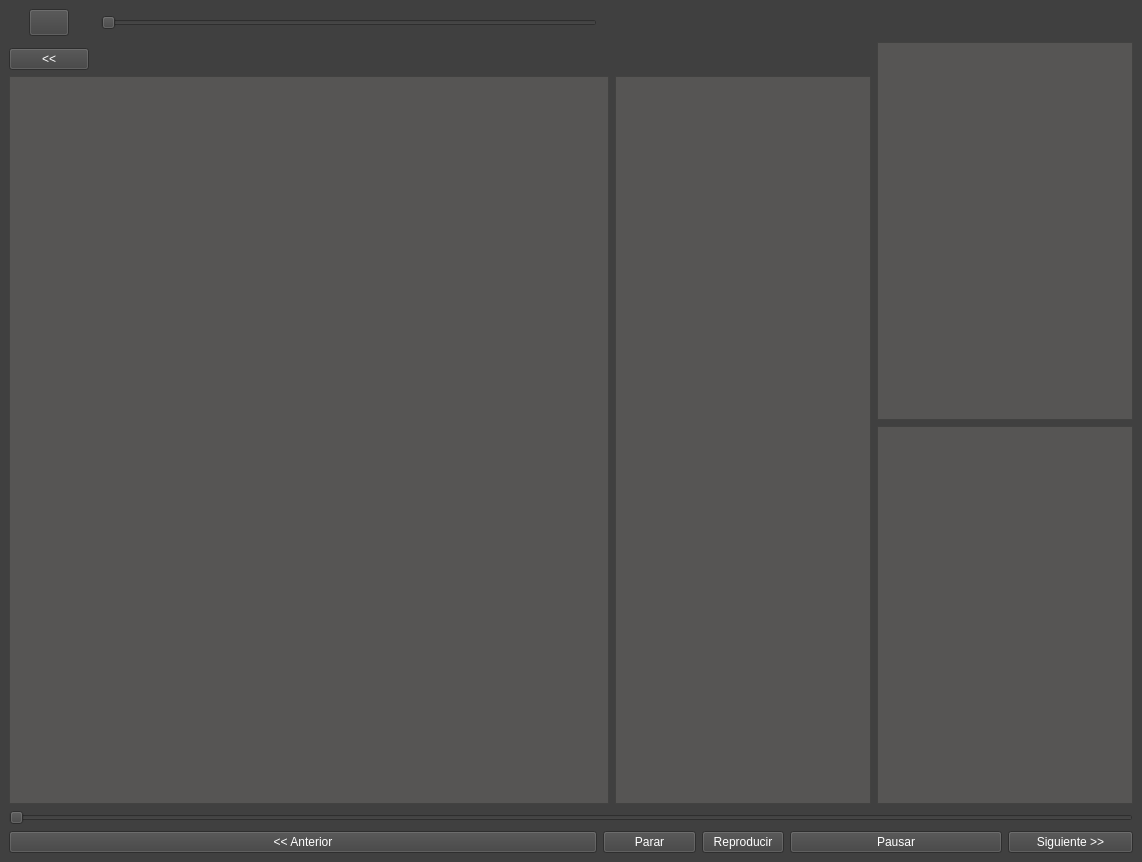
Above: GUI/main.ui from harpiechoise/MusicPlayer before the change. Below: the same form after it.
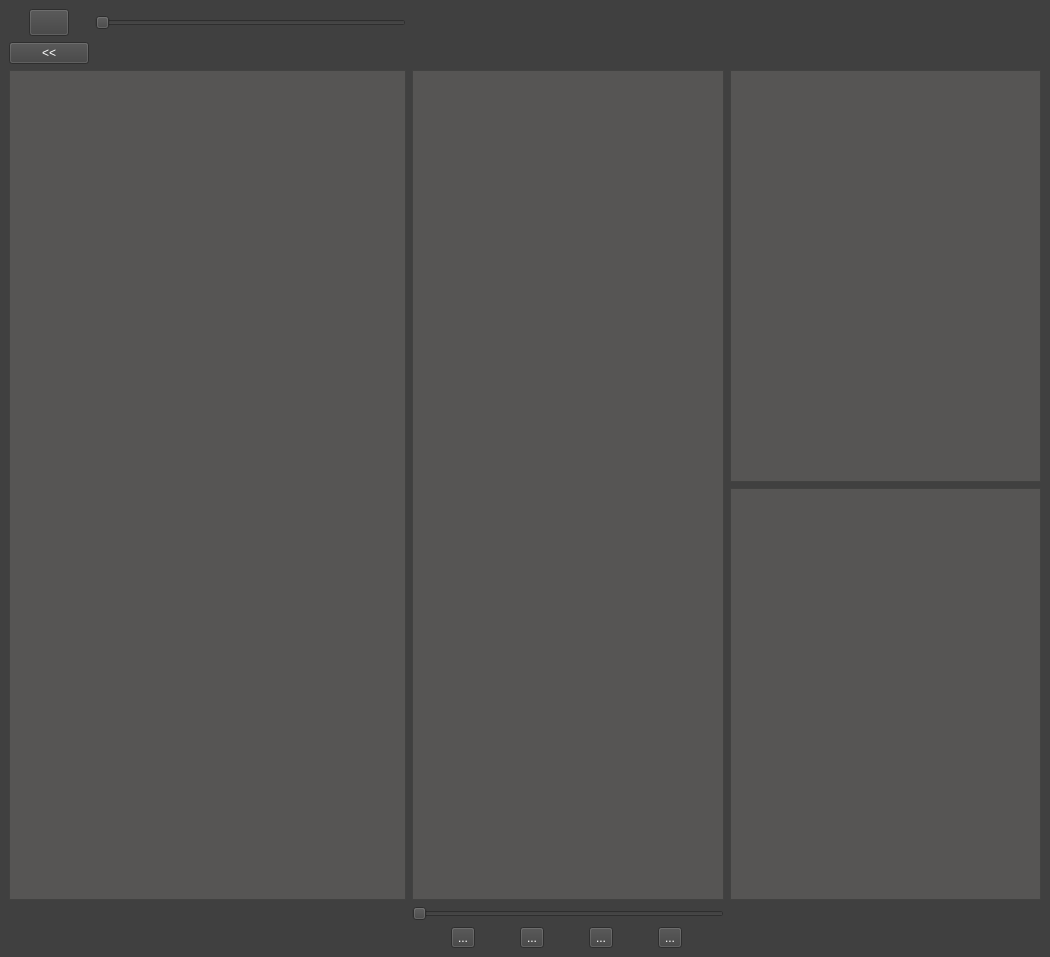
That is the form after the change. Icons and pictures are not drawn.

```diff
--- a/GUI/main.ui
+++ b/GUI/main.ui
@@ -6,8 +6,8 @@
    <rect>
     <x>0</x>
     <y>0</y>
-    <width>1142</width>
-    <height>862</height>
+    <width>1050</width>
+    <height>957</height>
    </rect>
   </property>
   <property name="windowTitle">
@@ -28,8 +28,81 @@
     <string notr="true">color: rgb(255, 255, 255);
 border-color: #4a4a4a</string>
    </property>
-   <layout class="QGridLayout" name="gridLayout">
-    <item row="1" column="8" rowspan="3" colspan="2">
+   <layout class="QGridLayout" name="gridLayout_2">
+    <item row="0" column="0">
+     <layout class="QHBoxLayout" name="horizontalLayout_8">
+      <item>
+       <widget class="QToolButton" name="ToggleAudio">
+        <property name="styleSheet">
+         <string notr="true"/>
+        </property>
+        <property name="text">
+         <string/>
+        </property>
+        <property name="icon">
+         <iconset>
+          <normaloff>UI/altavoz.png</normaloff>UI/altavoz.png</iconset>
+        </property>
+        <property name="iconSize">
+         <size>
+          <width>32</width>
+          <height>20</height>
+         </size>
+        </property>
+       </widget>
+      </item>
+     </layout>
+    </item>
+    <item row="0" column="1">
+     <layout class="QHBoxLayout" name="horizontalLayout_7">
+      <item>
+       <widget class="QSlider" name="Volumen">
+        <property name="orientation">
+         <enum>Qt::Horizontal</enum>
+        </property>
+       </widget>
+      </item>
+     </layout>
+    </item>
+    <item row="1" column="0">
+     <widget class="QPushButton" name="Atras">
+      <property name="styleSheet">
+       <string notr="true"/>
+      </property>
+      <property name="text">
+       <string>&lt;&lt;</string>
+      </property>
+     </widget>
+    </item>
+    <item row="2" column="0" colspan="2">
+     <layout class="QHBoxLayout" name="horizontalLayout">
+      <item>
+       <widget class="QListWidget" name="Explorer">
+        <property name="styleSheet">
+         <string notr="true">background-color: rgb(86, 85, 84);
+selection-color: rgb(255, 255, 255);
+color: rgb(255, 255, 255);
+selection-background-color: rgb(54, 133, 181);</string>
+        </property>
+       </widget>
+      </item>
+     </layout>
+    </item>
+    <item row="2" column="2">
+     <layout class="QHBoxLayout" name="horizontalLayout_2">
+      <item>
+       <widget class="QListWidget" name="Canciones">
+        <property name="styleSheet">
+         <string notr="true">background-color: rgb(86, 85, 84);
+selection-color: rgb(255, 255, 255);
+color: rgb(255, 255, 255);
+selection-background-color: rgb(54, 133, 181);</string>
+        </property>
+       </widget>
+      </item>
+     </layout>
+    </item>
+    <item row="2" column="3">
      <layout class="QVBoxLayout" name="verticalLayout">
       <item>
        <widget class="QTableWidget" name="Information">
@@ -68,119 +141,70 @@
       </item>
      </layout>
     </item>
-    <item row="2" column="0">
-     <widget class="QPushButton" name="Atras">
-      <property name="styleSheet">
-       <string notr="true"/>
-      </property>
-      <property name="text">
-       <string>&lt;&lt;</string>
+    <item row="3" column="2">
+     <widget class="QSlider" name="Progress">
+      <property name="orientation">
+       <enum>Qt::Horizontal</enum>
       </property>
      </widget>
     </item>
-    <item row="3" column="0" colspan="5">
-     <layout class="QHBoxLayout" name="horizontalLayout">
-      <item>
-       <widget class="QListWidget" name="Explorer">
-        <property name="styleSheet">
-         <string notr="true">background-color: rgb(86, 85, 84);
-selection-color: rgb(255, 255, 255);
-color: rgb(255, 255, 255);
-selection-background-color: rgb(54, 133, 181);</string>
+    <item row="4" column="2">
+     <layout class="QGridLayout" name="gridLayout">
+      <item row="0" column="0">
+       <widget class="QToolButton" name="Prev">
+        <property name="text">
+         <string>...</string>
         </property>
-       </widget>
-      </item>
-     </layout>
-    </item>
-    <item row="3" column="5" colspan="3">
-     <layout class="QHBoxLayout" name="horizontalLayout_2">
-      <item>
-       <widget class="QListWidget" name="Canciones">
-        <property name="styleSheet">
-         <string notr="true">background-color: rgb(86, 85, 84);
-selection-color: rgb(255, 255, 255);
-color: rgb(255, 255, 255);
-selection-background-color: rgb(54, 133, 181);</string>
+        <property name="icon">
+         <iconset>
+          <normaloff>UI/prev.png</normaloff>UI/prev.png</iconset>
         </property>
-       </widget>
-      </item>
-     </layout>
-    </item>
-    <item row="4" column="0" colspan="10">
-     <layout class="QHBoxLayout" name="horizontalLayout_3">
-      <item>
-       <widget class="QSlider" name="Progress">
-        <property name="orientation">
-         <enum>Qt::Horizontal</enum>
+        <property name="iconSize">
+         <size>
+          <width>32</width>
+          <height>32</height>
+         </size>
         </property>
        </widget>
       </item>
-     </layout>
-    </item>
-    <item row="5" column="0" colspan="3">
-     <layout class="QHBoxLayout" name="horizontalLayout_10">
-      <item>
-       <widget class="QPushButton" name="Prev">
+      <item row="0" column="1">
+       <widget class="QToolButton" name="Stop">
         <property name="text">
-         <string>&lt;&lt; Anterior</string>
+         <string>...</string>
         </property>
-       </widget>
-      </item>
-     </layout>
-    </item>
-    <item row="5" column="3" colspan="3">
-     <layout class="QHBoxLayout" name="horizontalLayout_6">
-      <item>
-       <widget class="QPushButton" name="Stop">
-        <property name="text">
-         <string>Parar</string>
+        <property name="icon">
+         <iconset>
+          <normaloff>UI/stop.png</normaloff>UI/stop.png</iconset>
         </property>
-       </widget>
-      </item>
-     </layout>
-    </item>
-    <item row="5" column="6">
-     <layout class="QHBoxLayout" name="horizontalLayout_4">
-      <item>
-       <widget class="QPushButton" name="Play">
-        <property name="text">
-         <string>Reproducir</string>
+        <property name="iconSize">
+         <size>
+          <width>64</width>
+          <height>64</height>
+         </size>
         </property>
        </widget>
       </item>
-     </layout>
-    </item>
-    <item row="5" column="7" colspan="2">
-     <layout class="QHBoxLayout" name="horizontalLayout_5">
-      <item>
-       <widget class="QPushButton" name="Pause">
+      <item row="0" column="2">
+       <widget class="QToolButton" name="Play">
         <property name="text">
-         <string>Pausar</string>
+         <string>...</string>
         </property>
-       </widget>
-      </item>
-     </layout>
-    </item>
-    <item row="5" column="9">
-     <layout class="QHBoxLayout" name="horizontalLayout_9">
-      <item>
-       <widget class="QPushButton" name="Next">
-        <property name="text">
-         <string>Siguiente &gt;&gt;</string>
+        <property name="icon">
+         <iconset>
+          <normaloff>UI/play.png</normaloff>UI/play.png</iconset>
         </property>
+        <property name="iconSize">
+         <size>
+          <width>64</width>
+          <height>64</height>
+         </size>
+        </property>
        </widget>
       </item>
-     </layout>
-    </item>
-    <item row="0" column="0">
-     <layout class="QHBoxLayout" name="horizontalLayout_8">
-      <item>
-       <widget class="QToolButton" name="ToggleAudio">
-        <property name="styleSheet">
-         <string notr="true"/>
-        </property>
+      <item row="0" column="3">
+       <widget class="QToolButton" name="Next">
         <property name="text">
-         <string/>
+         <string>...</string>
         </property>
         <property name="icon">
          <iconset>
@@ -189,24 +213,13 @@
         <property name="iconSize">
          <size>
           <width>32</width>
-          <height>20</height>
+          <height>32</height>
          </size>
         </property>
        </widget>
       </item>
      </layout>
     </item>
-    <item row="0" column="2">
-     <layout class="QHBoxLayout" name="horizontalLayout_7">
-      <item>
-       <widget class="QSlider" name="Volumen">
-        <property name="orientation">
-         <enum>Qt::Horizontal</enum>
-        </property>
-       </widget>
-      </item>
-     </layout>
-    </item>
    </layout>
   </widget>
  </widget>
```
Left out of the diff: 2 changed lines with no effect on the pictures.
